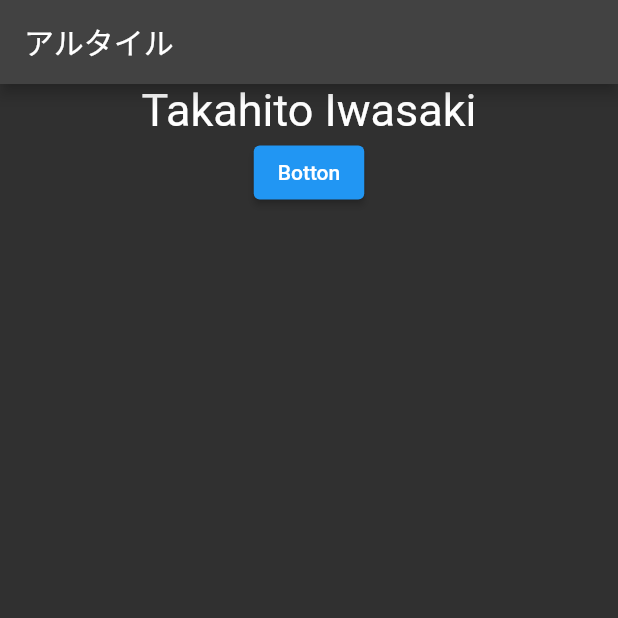
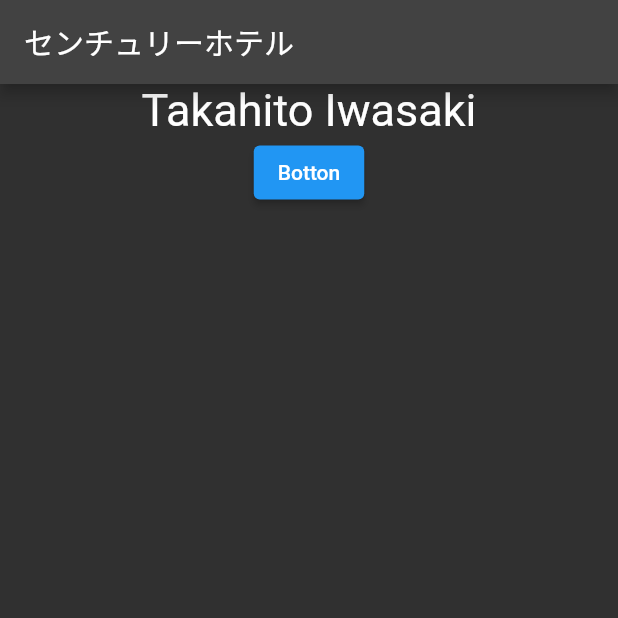
Before and after one commit to iwasakiii/route, a Flutter app: the screen it shows after launch, on a phone screen of 412 x 824 dp, the top half of it. Run offline on Flutter 3.47's test engine with Material 2 defaults, Android fonts, the phone set to English and light mode, and no system bars.

Commit message:
second commit

```diff
--- a/lib/main.dart
+++ b/lib/main.dart
@@ -17,7 +17,7 @@ class MyApp extends StatelessWidget {
         create: (_) => MainModel(),
         child: Scaffold(
           appBar: AppBar(
-            title: Text('アルタイル'),
+            title: Text('センチュリーホテル'),
           ),
           body: Consumer<MainModel>(
             builder: (context, model, child) {
```
